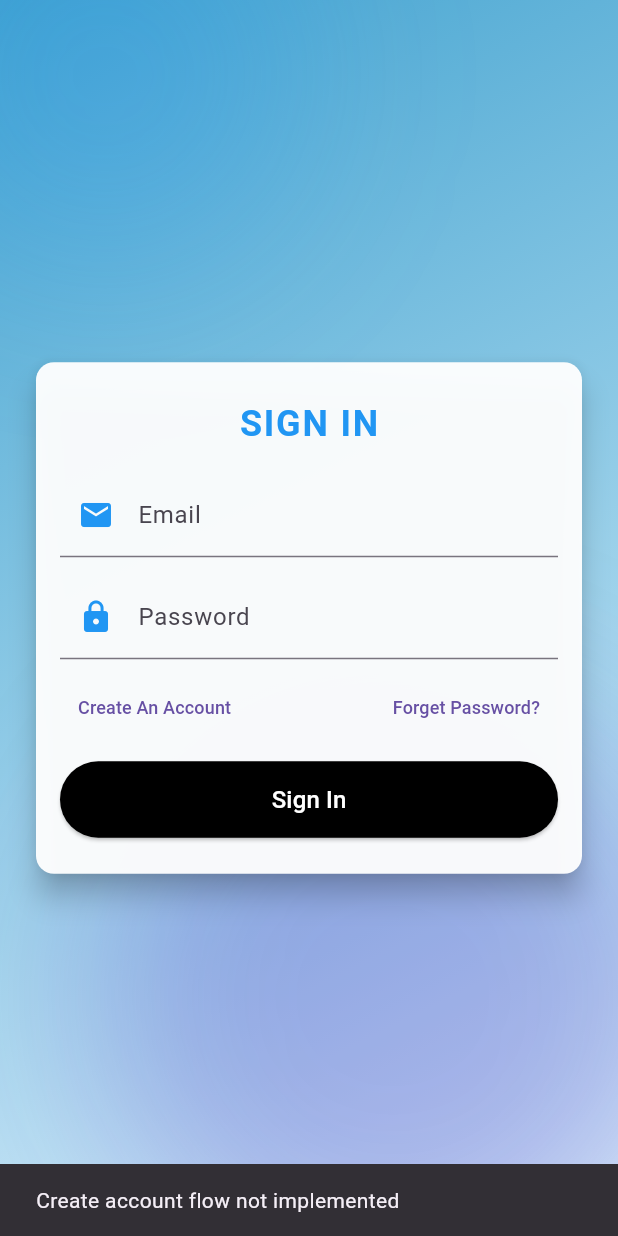
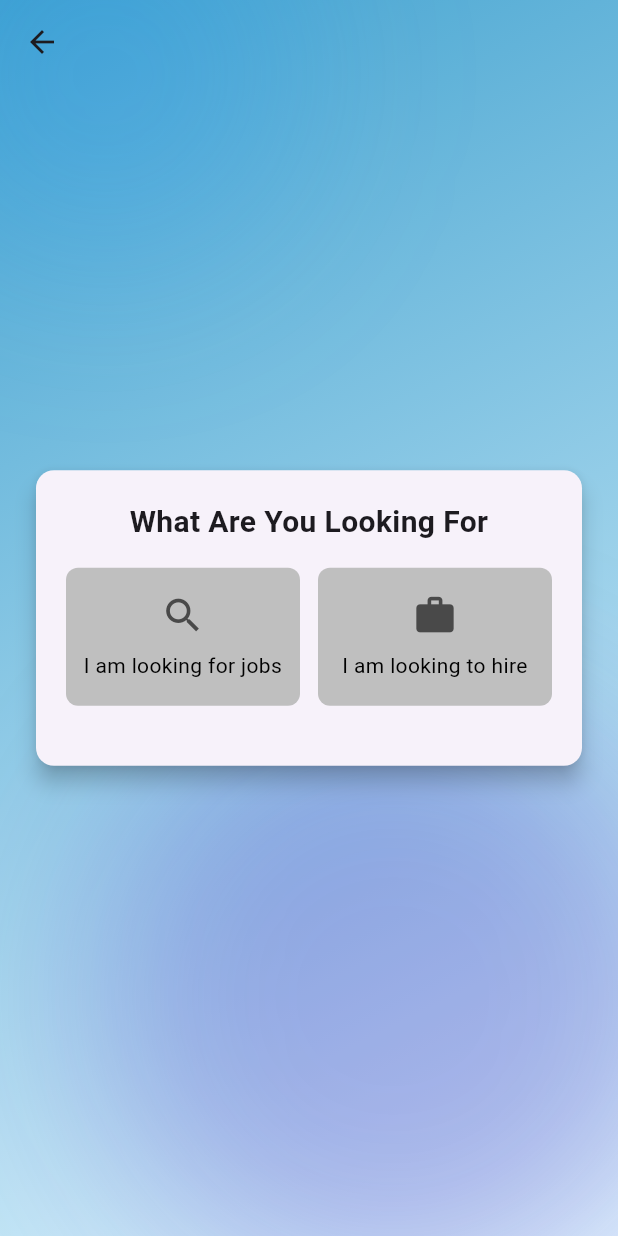
Before and after one commit to Al-Saihan/Part-Timer-App, a Flutter app: the screen it shows after launch, after a tap on "Create An Account", on a phone screen of 412 x 824 dp. Run offline on Flutter 3.47's test engine with Material 3 defaults, Android fonts, the phone set to English and light mode, and no system bars.

Commit message:
feat(signup) User Sign-Up Interface Implemented

```diff
--- a/lib/main.dart
+++ b/lib/main.dart
@@ -15,6 +15,7 @@ class MainApp extends StatelessWidget {
     return MaterialApp(
       title: 'Part Timer',
       theme: ThemeData(primarySwatch: Colors.blue),
+      // home: const SignUpPage(),
       home: const SignInPage(),
     );
   }
--- a/lib/screens/sign_in.dart
+++ b/lib/screens/sign_in.dart
@@ -1,5 +1,6 @@
 import 'dart:ui';
 import 'package:flutter/material.dart';
+import 'sign_up.dart';
 
 class SignInPage extends StatefulWidget {
   const SignInPage({super.key});
@@ -165,11 +166,10 @@ class _SignInPageState extends State<SignInPage> {
                             children: [
                               TextButton(
                                 onPressed: () {
-                                  ScaffoldMessenger.of(context).showSnackBar(
-                                    const SnackBar(
-                                      content: Text(
-                                        'Create account flow not implemented',
-                                      ),
+                                  // ?----------------- Navigate to SignUpPage -----------------?
+                                  Navigator.of(context).push(
+                                    MaterialPageRoute(
+                                      builder: (_) => const SignUpPage(),
                                     ),
                                   );
                                 },
--- /dev/null
+++ b/lib/screens/sign_up.dart
@@ -0,0 +1,353 @@
+import 'dart:ui';
+import 'package:flutter/material.dart';
+import 'sign_in.dart';
+
+class SignUpPage extends StatefulWidget {
+  const SignUpPage({super.key});
+
+  @override
+  State<SignUpPage> createState() => _SignUpPageState();
+}
+
+class _SignUpPageState extends State<SignUpPage> {
+  String? _role; // 'recruiter' or 'seeker'
+  final _formKey = GlobalKey<FormState>();
+  final _firstController = TextEditingController();
+  final _lastController = TextEditingController();
+  final _emailController = TextEditingController();
+  final _passwordController = TextEditingController();
+  bool _loading = false;
+
+  @override
+  void dispose() {
+    _firstController.dispose();
+    _lastController.dispose();
+    _emailController.dispose();
+    _passwordController.dispose();
+    super.dispose();
+  }
+
+  void _selectRole(String role) {
+    setState(() => _role = role);
+  }
+
+  // ! MARK: On-Submit
+  void _submit() async {
+    if (_role == null) {
+      ScaffoldMessenger.of(
+        context,
+      ).showSnackBar(const SnackBar(content: Text('Please select a role')));
+      return;
+    }
+    if (!_formKey.currentState!.validate()) return;
+    setState(() => _loading = true);
+    await Future.delayed(const Duration(seconds: 1));
+    setState(() => _loading = false);
+    final fullName =
+        '${_firstController.text.trim()} ${_lastController.text.trim()}'.trim();
+    final email = _emailController.text.trim();
+    if (!mounted) return;
+    Navigator.of(context).pushReplacement(
+      MaterialPageRoute(builder: (_) => HomePage(email: email)),
+    );
+    ScaffoldMessenger.of(context).showSnackBar(
+      SnackBar(content: Text('Account created for $fullName ($roleLabel)')),
+    );
+  }
+
+  String get roleLabel {
+    if (_role == 'recruiter') return 'Recruiter';
+    if (_role == 'seeker') return 'Seeker';
+    return 'User';
+  }
+
+  @override
+  Widget build(BuildContext context) {
+    return Scaffold(
+      extendBodyBehindAppBar: true,
+      appBar: AppBar(
+        backgroundColor: Colors.transparent,
+        elevation: 0,
+        leading: Navigator.canPop(context) ? const BackButton() : null,
+      ),
+      body: Stack(
+        children: [
+          // ? MARK: Background
+          Container(
+            decoration: const BoxDecoration(
+              gradient: LinearGradient(
+                begin: Alignment.topLeft,
+                end: Alignment.bottomRight,
+                colors: [Color.fromARGB(255, 67, 163, 208), Color(0xFFE1F5FE)],
+              ),
+            ),
+          ),
+
+          // ? Soft decorative circle 1
+          Positioned(
+            top: -80,
+            left: -60,
+            child: ImageFiltered(
+              imageFilter: ImageFilter.blur(sigmaX: 60, sigmaY: 60),
+              child: Container(
+                width: 260,
+                height: 260,
+                decoration: BoxDecoration(
+                  shape: BoxShape.circle,
+                  color: Colors.blue.withAlpha(46),
+                ),
+              ),
+            ),
+          ),
+
+          // ? Soft decorative circle 2
+          Positioned(
+            bottom: -40,
+            right: -50,
+            child: ImageFiltered(
+              imageFilter: ImageFilter.blur(sigmaX: 60, sigmaY: 60),
+              child: Container(
+                width: 400,
+                height: 400,
+                decoration: BoxDecoration(
+                  shape: BoxShape.circle,
+                  color: const Color.fromARGB(255, 46, 17, 189).withAlpha(64),
+                ),
+              ),
+            ),
+          ),
+
+          // ? MARK: Sign-up
+          Center(
+            child: SingleChildScrollView(
+              padding: const EdgeInsets.all(20),
+              child: ConstrainedBox(
+                constraints: const BoxConstraints(maxWidth: 600),
+                child: Card(
+                  elevation: 6,
+                  shape: RoundedRectangleBorder(
+                    borderRadius: BorderRadius.circular(12),
+                  ),
+                  child: Padding(
+                    padding: const EdgeInsets.all(20),
+                    child: Column(
+                      mainAxisSize: MainAxisSize.min,
+                      crossAxisAlignment: CrossAxisAlignment.stretch,
+                      children: [
+                        const Text(
+                          'What Are You Looking For',
+                          textAlign: TextAlign.center,
+                          style: TextStyle(
+                            fontSize: 20,
+                            fontWeight: FontWeight.bold,
+                          ),
+                        ),
+                        const SizedBox(height: 16),
+                        Row(
+                          children: [
+                            Expanded(
+                              child: GestureDetector(
+                                onTap: () => _selectRole('seeker'),
+                                child: AnimatedContainer(
+                                  duration: const Duration(milliseconds: 200),
+                                  padding: const EdgeInsets.symmetric(
+                                    vertical: 16,
+                                  ),
+                                  decoration: BoxDecoration(
+                                    color: _role == 'seeker'
+                                        ? Colors.blue
+                                        : const Color.fromARGB(
+                                            255,
+                                            191,
+                                            191,
+                                            191,
+                                          ),
+                                    border: Border.all(
+                                      color: _role == 'seeker'
+                                          ? Colors.blue
+                                          : Colors.transparent,
+                                    ),
+                                    borderRadius: BorderRadius.circular(8),
+                                  ),
+                                  child: Column(
+                                    children: const [
+                                      Icon(
+                                        Icons.search,
+                                        color: Color.fromARGB(255, 73, 73, 73),
+                                        size: 30,
+                                      ),
+                                      SizedBox(height: 8),
+                                      Text(
+                                        'I am looking for jobs',
+                                        textAlign: TextAlign.center,
+                                        style: TextStyle(
+                                          color: Color.fromARGB(255, 0, 0, 0),
+                                        ),
+                                      ),
+                                    ],
+                                  ),
+                                ),
+                              ),
+                            ),
+                            const SizedBox(width: 12),
+                            Expanded(
+                              child: GestureDetector(
+                                onTap: () => _selectRole('recruiter'),
+                                child: AnimatedContainer(
+                                  duration: const Duration(milliseconds: 200),
+                                  padding: const EdgeInsets.symmetric(
+                                    vertical: 16,
+                                  ),
+                                  decoration: BoxDecoration(
+                                    color: _role == 'recruiter'
+                                        ? Colors.blue
+                                        : const Color.fromARGB(
+                                            255,
+                                            191,
+                                            191,
+                                            191,
+                                          ),
+                                    border: Border.all(
+                                      color: _role == 'recruiter'
+                                          ? Colors.blue
+                                          : const Color.fromARGB(0, 0, 0, 0),
+                                    ),
+                                    borderRadius: BorderRadius.circular(8),
+                                  ),
+                                  child: Column(
+                                    children: const [
+                                      Icon(
+                                        Icons.work,
+                                        color: Color.fromARGB(255, 73, 73, 73),
+                                        size: 30,
+                                      ),
+                                      SizedBox(height: 8),
+                                      Text(
+                                        'I am looking to hire',
+                                        textAlign: TextAlign.center,
+                                        style: TextStyle(
+                                          color: Color.fromARGB(255, 0, 0, 0),
+                                        ),
+                                      ),
+                                    ],
+                                  ),
+                                ),
+                              ),
+                            ),
+                          ],
+                        ),
+                        const SizedBox(height: 20),
+
+                        // Show form after selection
+                        if (_role != null) ...[
+                          Form(
+                            key: _formKey,
+                            child: Column(
+                              crossAxisAlignment: CrossAxisAlignment.stretch,
+                              children: [
+                                Row(
+                                  children: [
+                                    Expanded(
+                                      child: TextFormField(
+                                        controller: _firstController,
+                                        decoration: const InputDecoration(
+                                          labelText: 'First Name',
+                                        ),
+                                        validator: (v) =>
+                                            (v == null || v.trim().isEmpty)
+                                            ? 'Enter first name'
+                                            : null,
+                                      ),
+                                    ),
+                                    const SizedBox(width: 12),
+                                    Expanded(
+                                      child: TextFormField(
+                                        controller: _lastController,
+                                        decoration: const InputDecoration(
+                                          labelText: 'Last Name',
+                                        ),
+                                        validator: (v) =>
+                                            (v == null || v.trim().isEmpty)
+                                            ? 'Enter last name'
+                                            : null,
+                                      ),
+                                    ),
+                                  ],
+                                ),
+                                const SizedBox(height: 12),
+                                TextFormField(
+                                  controller: _emailController,
+                                  keyboardType: TextInputType.emailAddress,
+                                  decoration: const InputDecoration(
+                                    labelText: 'Email',
+                                  ),
+                                  validator: (v) {
+                                    if (v == null || v.trim().isEmpty) {
+                                      return 'Enter email';
+                                    }
+                                    if (!v.contains('@')) {
+                                      return 'Enter a valid email';
+                                    }
+                                    return null;
+                                  },
+                                ),
+                                const SizedBox(height: 12),
+                                TextFormField(
+                                  controller: _passwordController,
+                                  obscureText: true,
+                                  decoration: const InputDecoration(
+                                    labelText: 'Password',
+                                  ),
+                                  validator: (v) {
+                                    if (v == null || v.isEmpty) {
+                                      return 'Enter password';
+                                    }
+                                    if (v.length < 6) {
+                                      return 'Password too short';
+                                    }
+                                    return null;
+                                  },
+                                ),
+                                const SizedBox(height: 20),
+                                SizedBox(
+                                  width: double.infinity,
+                                  child: ElevatedButton(
+                                    style: ElevatedButton.styleFrom(
+                                      backgroundColor: Colors.black,
+                                      foregroundColor: Colors.white,
+                                      padding: const EdgeInsets.symmetric(
+                                        vertical: 14,
+                                      ),
+                                    ),
+                                    onPressed: _loading ? null : _submit,
+                                    child: _loading
+                                        ? const SizedBox(
+                                            height: 16,
+                                            width: 16,
+                                            child: CircularProgressIndicator(
+                                              strokeWidth: 2,
+                                              color: Colors.white,
+                                            ),
+                                          )
+                                        : const Text(
+                                            'Create Your Account',
+                                            style: TextStyle(fontSize: 16),
+                                          ),
+                                  ),
+                                ),
+                              ],
+                            ),
+                          ),
+                        ],
+                      ],
+                    ),
+                  ),
+                ),
+              ),
+            ),
+          ),
+        ],
+      ),
+    );
+  }
+}
```
